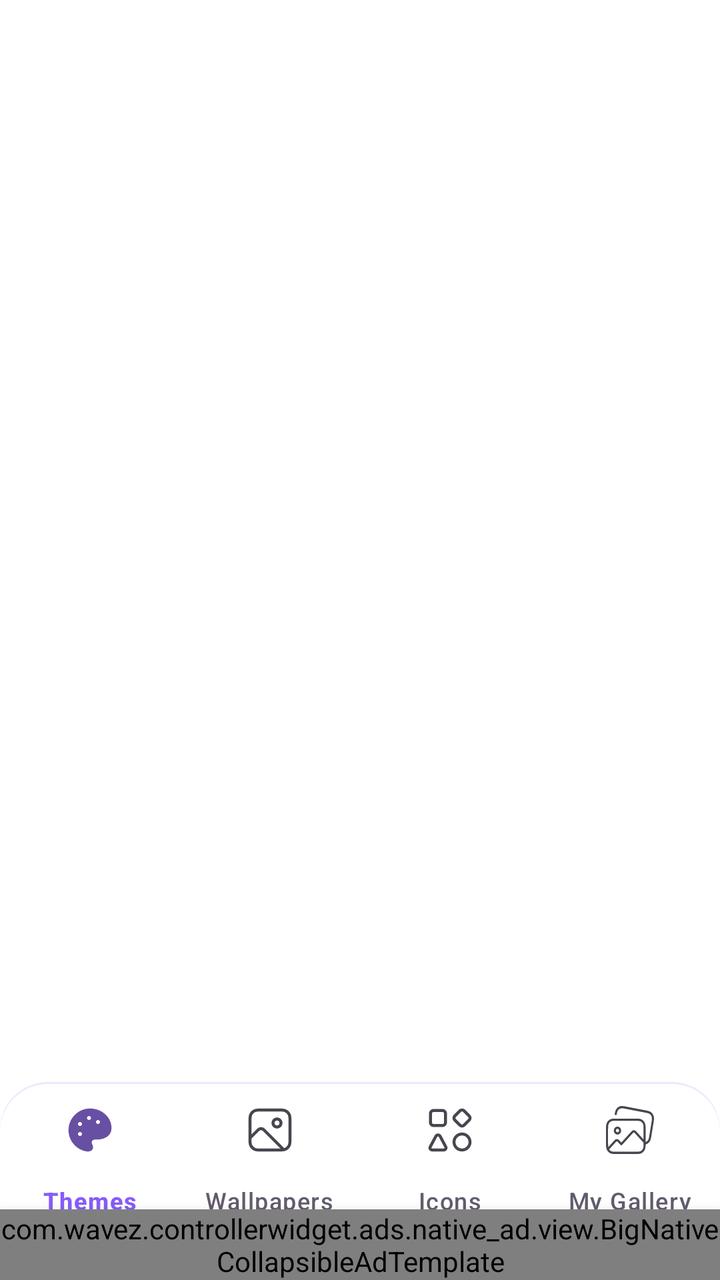
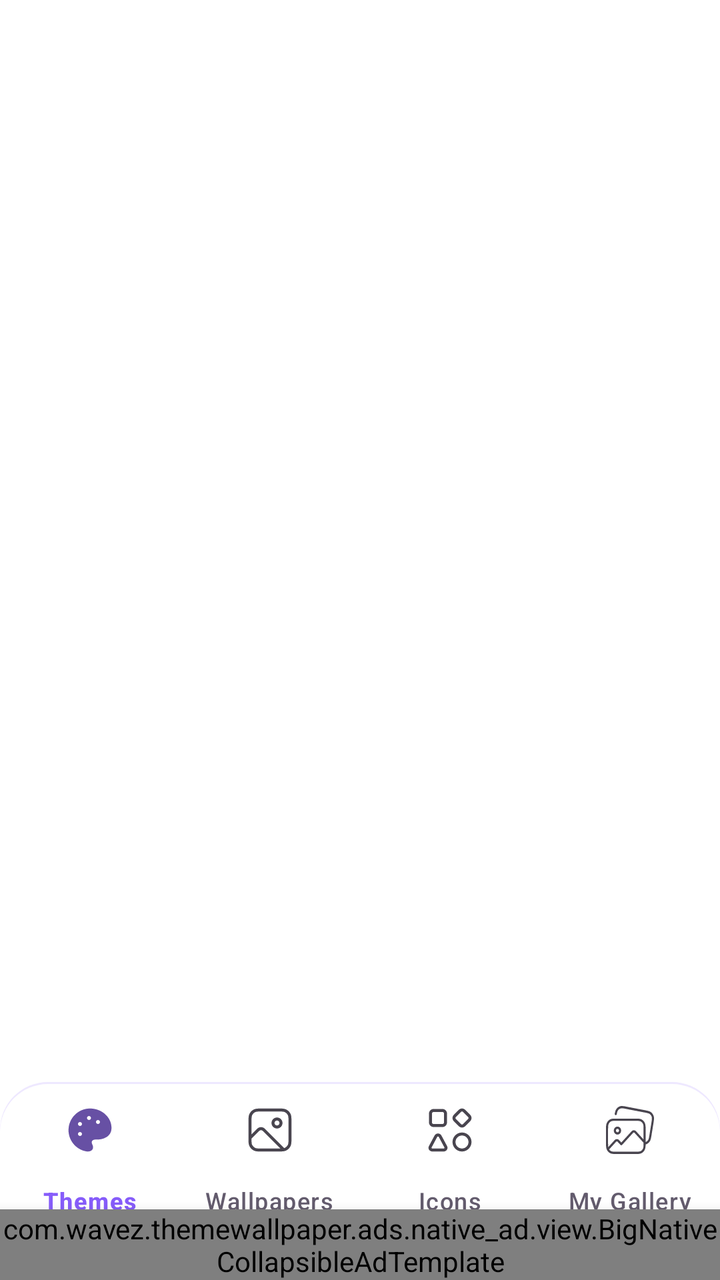

The first picture is an Android layout as it rendered before a commit; the second is the same layout after the commit. The layout source and the unified diff follow.
<!-- AndroidManifest.xml: application theme Theme.ThemeWallpaper -->
<!-- res/layout/activity_main.xml -->
<?xml version="1.0" encoding="utf-8"?>
<androidx.constraintlayout.widget.ConstraintLayout xmlns:android="http://schemas.android.com/apk/res/android"
    xmlns:app="http://schemas.android.com/apk/res-auto"
    android:id="@+id/root"
    android:layout_width="match_parent"
    android:layout_height="match_parent"
    android:background="@color/white"
    android:gravity="center"
    android:orientation="vertical">

    

    <androidx.viewpager2.widget.ViewPager2
        android:id="@+id/vpMain"
        android:layout_width="match_parent"
        android:layout_height="0dp"
        android:background="@color/white"
        android:clickable="true"
        android:focusable="true"
        app:layout_constraintBottom_toTopOf="@+id/bottomNav"
        app:layout_constraintTop_toTopOf="parent" />

    <com.google.android.material.bottomnavigation.BottomNavigationView
        android:id="@+id/bottomNav"
        android:layout_width="match_parent"
        android:layout_height="wrap_content"
        android:layout_margin="0dp"
        android:background="@drawable/bg_nav_home"
        app:elevation="4dp"
        app:itemActiveIndicatorStyle="@null"
        app:itemIconTint="@null"
        app:itemTextColor="@color/title_tab_color"
        app:labelVisibilityMode="labeled"
        app:layout_constraintBottom_toTopOf="@+id/banner_ads"
        app:layout_constraintEnd_toEndOf="parent"
        app:layout_constraintStart_toStartOf="parent"
        app:menu="@menu/menu_home" />

    <com.ads.admob.banner_ads.BannerAdView
        android:id="@+id/banner_ads"
        android:layout_width="match_parent"
        android:layout_height="wrap_content"
        app:layout_constraintBottom_toBottomOf="parent" />

    <com.wavez.controllerwidget.ads.native_ad.view.BigNativeCollapsibleAdTemplate
        android:id="@+id/native_home"
        android:layout_width="match_parent"
        android:layout_height="wrap_content"
        android:elevation="10dp"
        app:layout_constraintBottom_toBottomOf="parent" />
</androidx.constraintlayout.widget.ConstraintLayout>
<!-- resources referenced by this layout -->
<resources>
  <color name="white">#FFFFFFFF</color>
  <!-- drawable bg_nav_home (drawable) -->
  <?xml version="1.0" encoding="utf-8"?>
  <layer-list xmlns:android="http://schemas.android.com/apk/res/android">
      <item>
          <shape>
              <solid android:color="@color/surfacePrimaryLowEm" />
              <corners
                  android:topLeftRadius="24dp"
                  android:topRightRadius="24dp" />
          </shape>
  
      </item>
  
      <item android:top="1dp">
          <shape>
              <solid android:color="@color/white" />
              <corners
                  android:topLeftRadius="24dp"
                  android:topRightRadius="24dp" />
            
          </shape>
      </item>
  
  </layer-list>
  <style name="Theme.ThemeWallpaper" parent="Base.Theme.P67ControllerWidget" />
  <color name="surfacePrimaryLowEm">#EEE8FF</color>
  <style name="Base.Theme.P67ControllerWidget" parent="Theme.Material3.Light.NoActionBar">
          
          
          <item name="android:statusBarColor">@color/white</item>
          <item name="android:windowLightStatusBar">false</item>
          <item name="statusBarBackground">@color/white</item>
          <item name="android:windowOptOutEdgeToEdgeEnforcement" tools:targetApi="35">true</item>
  
      </style>
</resources>

<!-- the commit's change to res/layout/activity_main.xml (unified diff, before → after) -->
@@ -42,7 +42,7 @@
         android:layout_height="wrap_content"
         app:layout_constraintBottom_toBottomOf="parent" />
 
-    <com.wavez.controllerwidget.ads.native_ad.view.BigNativeCollapsibleAdTemplate
+    <com.wavez.themewallpaper.ads.native_ad.view.BigNativeCollapsibleAdTemplate
         android:id="@+id/native_home"
         android:layout_width="match_parent"
         android:layout_height="wrap_content"
